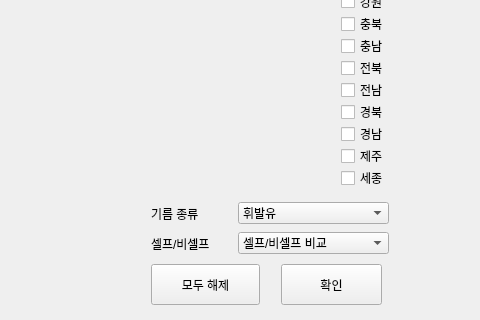
This is ui/oil_stat.ui in wbsim12/oilProject as Qt 5 draws it before an edit; both pictures show x 179 to 659 and y 256 to 576 of the 659 by 576 pixel window. The edited form follows.
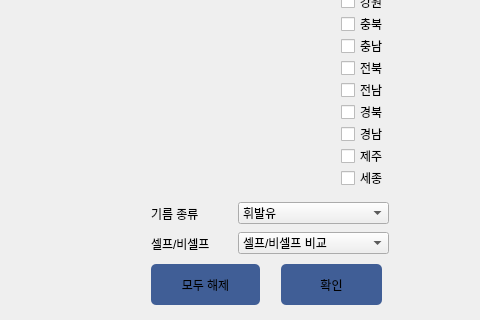
This is the edited form.

Commit message: [리팩터링]크ë¡메서드 정리

The edit to the form file:
```diff
--- a/ui/oil_stat.ui
+++ b/ui/oil_stat.ui
@@ -171,6 +171,10 @@
      <height>41</height>
     </rect>
    </property>
+   <property name="styleSheet">
+    <string notr="true">background-color: rgb(64, 94, 150);
+border-radius: 5px;</string>
+   </property>
    <property name="text">
     <string>모두 해제</string>
    </property>
@@ -184,6 +188,10 @@
      <height>41</height>
     </rect>
    </property>
+   <property name="styleSheet">
+    <string notr="true">background-color: rgb(64, 94, 150);
+border-radius: 5px;</string>
+   </property>
    <property name="text">
     <string>확인</string>
    </property>
```
The commit also changes 1 other file.
